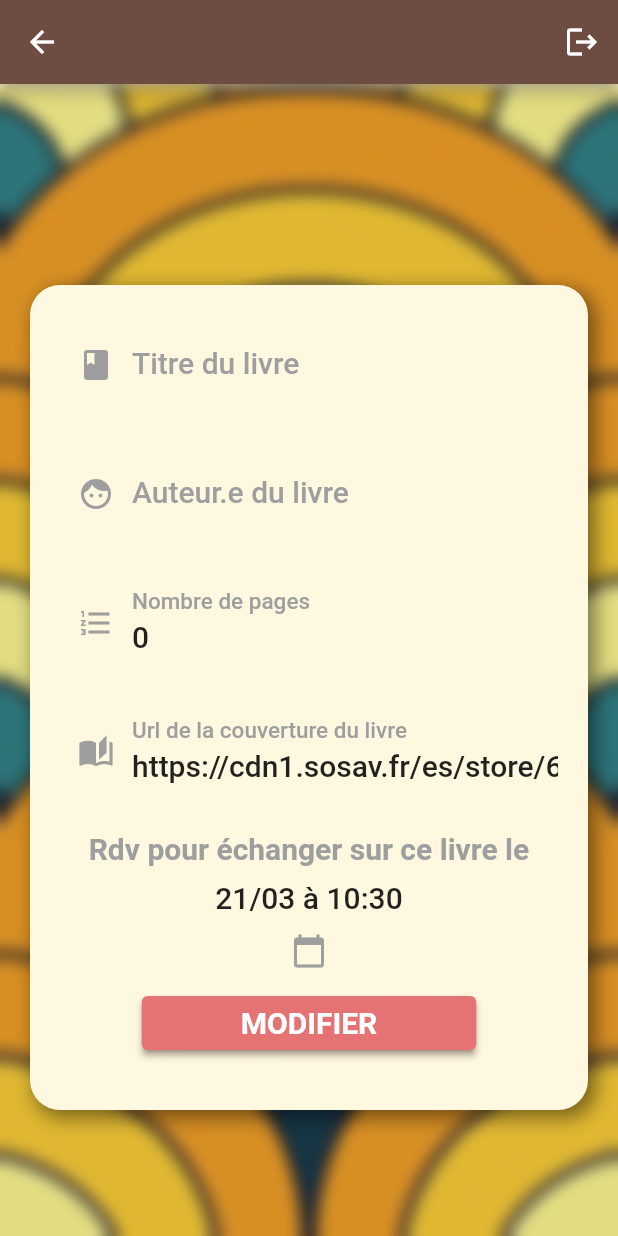
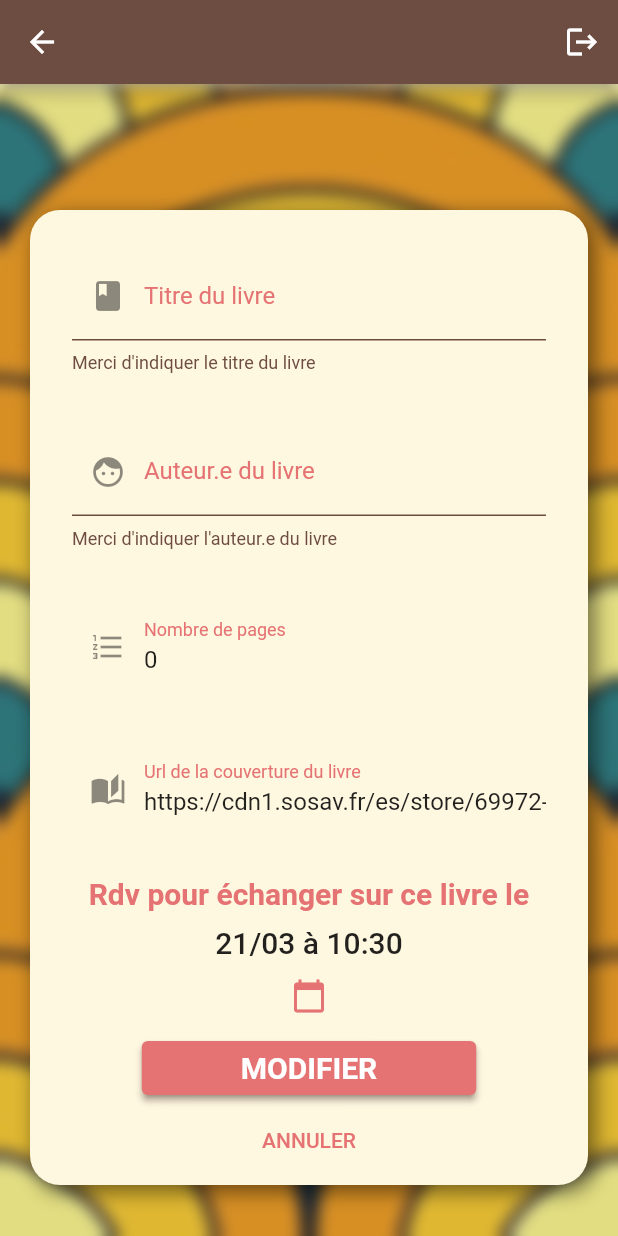
Before and after one commit to Ockham-Byron/book_club, a Flutter app: the EditBook screen opened directly with empty values, after a tap on "MODIFIER", on a phone screen of 412 x 824 dp. Run offline on Flutter 3.47's test engine with Material 2 defaults, Android fonts, the phone set to English and light mode, and no system bars; our stand-ins replace circular_profile_avatar, cloud_firestore, firebase_auth, firebase_core, flutter_datetime_picker, flutter_spinkit and 1 more; missing offline and left inert: favorite_button; accounts and stored records are empty.

Commit message:
edit book

```diff
--- a/lib/screens/create/add_book.dart
+++ b/lib/screens/create/add_book.dart
@@ -3,7 +3,7 @@ import 'package:book_club/models/group_model.dart';
 import 'package:book_club/models/user_model.dart';
 import 'package:book_club/root.dart';
 import 'package:book_club/services/db_future.dart';
-import 'package:book_club/shared/appBars/home_app_bar.dart';
+
 import 'package:book_club/shared/containers/background_container.dart';
 import 'package:book_club/shared/containers/shadow_container.dart';
 import 'package:cloud_firestore/cloud_firestore.dart';
@@ -80,7 +80,6 @@ class _AddBookState extends State<AddBook> {
   @override
   Widget build(BuildContext context) {
     return Scaffold(
-      appBar: const HomeAppBar(),
       body: BackgroundContainer(
         child: Center(
           child: Column(
--- a/lib/screens/edit/edit_book.dart
+++ b/lib/screens/edit/edit_book.dart
@@ -11,8 +11,11 @@ import 'package:book_club/shared/containers/background_container.dart';
 import 'package:book_club/shared/containers/shadow_container.dart';
 import 'package:cloud_firestore/cloud_firestore.dart';
 import 'package:flutter/material.dart';
+import 'package:flutter/services.dart';
 import 'package:flutter_datetime_picker/flutter_datetime_picker.dart';
 import 'package:intl/intl.dart';
+
+import '../../shared/custom_form_field.dart';
 
 class EditBook extends StatefulWidget {
   final GroupModel currentGroup;
@@ -35,6 +38,10 @@ class EditBook extends StatefulWidget {
 }
 
 class _EditBookState extends State<EditBook> {
+  //key for the form's validation
+  final _formKey = GlobalKey<FormState>();
+
+  //initial values
   String? initialTitle;
   String? initialAuthor;
   int? initialPages;
@@ -62,9 +69,6 @@ class _EditBookState extends State<EditBook> {
   final TextEditingController _bookAuthorInput = TextEditingController();
   final TextEditingController _bookLengthInput = TextEditingController();
   final TextEditingController _bookCoverInput = TextEditingController();
-
-  //DateTime _selectedDate = DateTime.now();
-  //DateTime? _selectedDate = initialDate?.toDate();
 
   Future<void> _selectDate(BuildContext context) async {
     final DateTime picked =
@@ -115,71 +119,63 @@ class _EditBookState extends State<EditBook> {
         child: Center(
           child: Container(
             padding: const EdgeInsets.only(top: 50),
-            height: 600,
+            height: 700,
             child: ShadowContainer(
               child: Form(
+                key: _formKey,
                 child: Column(
                   children: [
-                    TextFormField(
-                      controller: _bookTitleInput,
-                      decoration: InputDecoration(
-                        prefixIcon: Icon(
-                          Icons.book,
-                          color: Theme.of(context).primaryColor,
+                    CustomFormField(
+                        textEditingController: _bookTitleInput,
+                        iconData: Icons.book,
+                        hintText: "Titre du livre",
+                        validator: (val) {
+                          if (val!.isEmpty) {
+                            return "Merci d'indiquer le titre du livre";
+                          } else {
+                            return null;
+                          }
+                        }),
+                    const SizedBox(
+                      height: 20,
                     ),
-                        labelText: "Titre du livre",
-                        labelStyle:
-                            TextStyle(color: Theme.of(context).primaryColor),
+                    CustomFormField(
+                        textEditingController: _bookAuthorInput,
+                        iconData: Icons.face,
+                        hintText: "Auteur.e du livre",
+                        validator: (val) {
+                          if (val!.isEmpty) {
+                            return "Merci d'indiquer l'auteur.e du livre";
+                          } else {
+                            return null;
+                          }
+                        }),
+                    const SizedBox(
+                      height: 20,
                     ),
-                      style: Theme.of(context).textTheme.headline6,
+                    CustomFormField(
+                      keyboardType: TextInputType.number,
+                      textEditingController: _bookLengthInput,
+                      iconData: Icons.format_list_numbered,
+                      hintText: "Nombre de pages",
+                      inputFormatters: [
+                        FilteringTextInputFormatter.allow(RegExp(r'[0-9]'))
+                      ],
                     ),
                     const SizedBox(
                       height: 20,
                     ),
-                    TextFormField(
-                      controller: _bookAuthorInput,
-                      decoration: InputDecoration(
-                        prefixIcon: Icon(
-                          Icons.face,
-                          color: Theme.of(context).primaryColor,
-                        ),
-                        labelText: "Auteur.e du livre",
-                        labelStyle:
-                            TextStyle(color: Theme.of(context).primaryColor),
-                      ),
-                      style: Theme.of(context).textTheme.headline6,
-                    ),
-                    const SizedBox(
-                      height: 20,
-                    ),
-                    TextFormField(
-                      controller: _bookLengthInput,
-                      decoration: InputDecoration(
-                        prefixIcon: Icon(
-                          Icons.format_list_numbered,
-                          color: Theme.of(context).primaryColor,
-                        ),
-                        labelText: "Nombre de pages",
-                        labelStyle:
-                            TextStyle(color: Theme.of(context).primaryColor),
-                      ),
-                      style: Theme.of(context).textTheme.headline6,
-                    ),
-                    const SizedBox(
-                      height: 20,
-                    ),
-                    TextFormField(
-                      controller: _bookCoverInput,
-                      decoration: InputDecoration(
-                        prefixIcon: Icon(
-                          Icons.auto_stories,
-                          color: Theme.of(context).primaryColor,
-                        ),
-                        labelText: "Url de la couverture du livre",
-                        labelStyle:
-                            TextStyle(color: Theme.of(context).primaryColor),
-                      ),
-                      style: Theme.of(context).textTheme.headline6,
+                    CustomFormField(
+                      textEditingController: _bookCoverInput,
+                      iconData: Icons.auto_stories,
+                      hintText: "Url de la couverture du livre",
+                      validator: (val) {
+                        if (val!.isValidImageUrl || val == "") {
+                          return null;
+                        } else {
+                          return 'Url non valide.Y a-t-il un .png ou .jpg à la fin ? Si vous ne souhaitez pas ajouter de photo de profil, laissez vide';
+                        }
+                      },
                     ),
                     const SizedBox(
                       height: 20,
@@ -187,7 +183,7 @@ class _EditBookState extends State<EditBook> {
                     Text(
                       "Rdv pour échanger sur ce livre le",
                       style: TextStyle(
-                          color: Theme.of(context).primaryColor, fontSize: 20),
+                          color: Theme.of(context).focusColor, fontSize: 20),
                     ),
                     const SizedBox(
                       height: 10,
@@ -198,11 +194,12 @@ class _EditBookState extends State<EditBook> {
                       onPressed: () => _selectDate(context),
                       child: Icon(
                         Icons.calendar_today,
-                        color: Theme.of(context).primaryColor,
+                        color: Theme.of(context).focusColor,
                       ),
                     ),
                     ElevatedButton(
                       onPressed: () {
+                        if (_formKey.currentState!.validate()) {
                           _editBook(
                               widget.currentGroup.id!,
                               widget.currentBook.id!,
@@ -211,6 +208,7 @@ class _EditBookState extends State<EditBook> {
                               _bookCoverInput.text,
                               int.parse(_bookLengthInput.text),
                               Timestamp.fromDate(_selectedDate!));
+                        }
                       },
                       child: Padding(
                         padding: const EdgeInsets.symmetric(horizontal: 50),
@@ -223,6 +221,14 @@ class _EditBookState extends State<EditBook> {
                         ),
                       ),
                     ),
+                    TextButton(
+                      onPressed: () {
+                        Navigator.of(context).pop();
+                      },
+                      child: Text("Annuler".toUpperCase(),
+                          style:
+                              TextStyle(color: Theme.of(context).focusColor)),
+                    )
                   ],
                 ),
               ),
--- a/lib/screens/history/book_detail.dart
+++ b/lib/screens/history/book_detail.dart
@@ -69,12 +69,12 @@ class _BookDetailState extends State<BookDetail> {
       children: [
         Container(
           padding: const EdgeInsets.symmetric(vertical: 20),
-          height: 150,
+          height: 180,
           child: Row(
             mainAxisAlignment: MainAxisAlignment.center,
             children: [
               Container(
-                width: 90,
+                width: 100,
                 decoration: BoxDecoration(
                   borderRadius: BorderRadius.circular(10),
                   image: DecorationImage(
@@ -110,7 +110,6 @@ class _BookDetailState extends State<BookDetail> {
               ),
             ],
           ),
-          //const Text("Livre proposé par"),
         ),
         Row(
           mainAxisAlignment: MainAxisAlignment.center,
--- a/lib/sections/book_section/book_card.dart
+++ b/lib/sections/book_section/book_card.dart
@@ -62,7 +62,7 @@ class _BookCardState extends State<BookCard> {
         child: Column(
           children: [
             SizedBox(
-              width: 100,
+              width: 80,
               //height: 200,
               child: Image.network(_currentBookCoverUrl()),
             ),
@@ -74,7 +74,8 @@ class _BookCardState extends State<BookCard> {
             ),
             Text(
               widget.book!.author ?? "Pas d'auteur",
-              style: const TextStyle(fontSize: 20, color: Colors.grey),
+              textAlign: TextAlign.center,
+              style: const TextStyle(fontSize: 18, color: Colors.grey),
             ),
             IconButton(
                 onPressed: () {
--- a/lib/sections/book_section/book_section.dart
+++ b/lib/sections/book_section/book_section.dart
@@ -130,7 +130,7 @@ class _BookSectionState extends State<BookSection> {
                       crossAxisAlignment: CrossAxisAlignment.center,
                       children: [
                         SizedBox(
-                            height: 150, child: Image.network(nothingImage)),
+                            height: 140, child: Image.network(nothingImage)),
                         const SizedBox(width: 20),
                         Text(
                           nothingText,
```
Also changed, not shown: lib/screens/admin/admin_group.dart (+13 -13 lines), lib/screens/edit/edit_groupname.dart (+36 -25 lines). Lines whose indentation alone changed are shown as unchanged.
